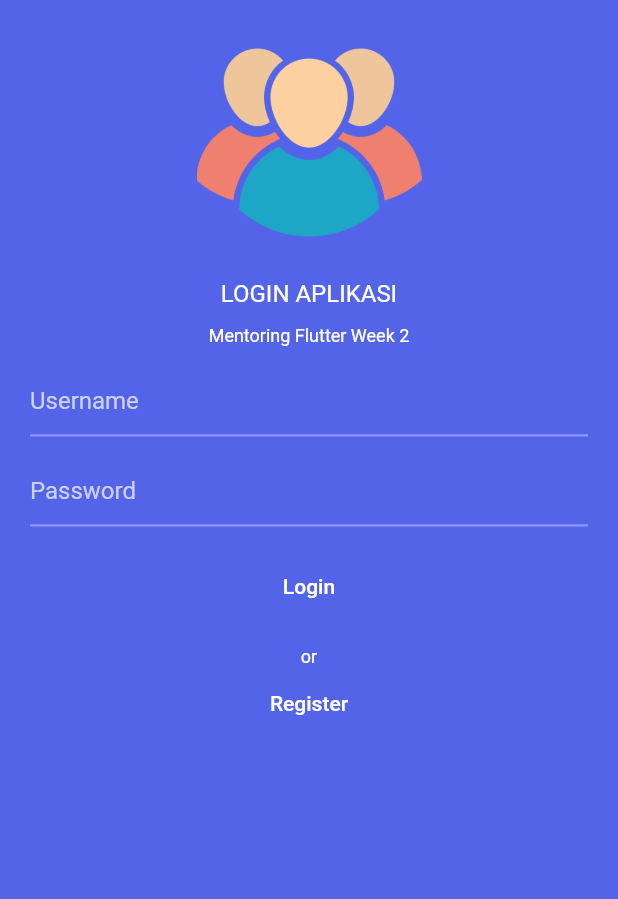
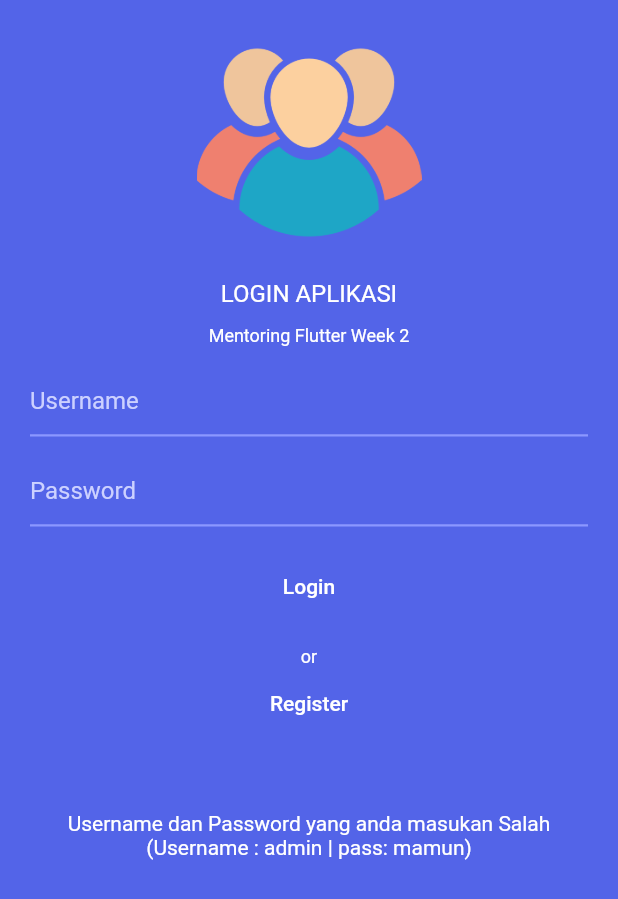
Before and after one commit to mamunisme/login_week2, a Flutter app: the screen it shows after launch, after a tap on "Login", on a phone screen of 412 x 824 dp. Shown: the top 899 px of the screen. Run offline on Flutter 3.47's test engine with Material 2 defaults, Android fonts, the phone set to English and light mode, and no system bars.

Commit message:
Update login_view.dart

```diff
--- a/lib/screens/login_view.dart
+++ b/lib/screens/login_view.dart
@@ -13,7 +13,7 @@ final GlobalKey<ScaffoldState>  _key = GlobalKey<ScaffoldState>();
 TextEditingController usernameController = TextEditingController();
 TextEditingController passwordController = TextEditingController();
 
-String username = "", password = "";
+String username = "", password = "", pesan="";
 String userAsli = "admin", pass = "mamun";
 
   Widget build(BuildContext context) {
@@ -154,6 +154,10 @@ Widget _titleDescription() {
             Navigator.push(
               context, MaterialPageRoute(builder: (context) => Homepage(username,password))
             );
+            } else {
+              setState(() {
+                pesan = "Username dan Password yang anda masukan Salah (Username : admin | pass: mamun)";
+              });
             }
           },
         ),
@@ -180,6 +184,10 @@ Widget _titleDescription() {
         SizedBox(height : 16.0,),
         Text(username),
         Text(password),
+        Text(pesan,
+              textAlign: TextAlign.center,
+              style: TextStyle(color: Colors.white),
+        ),
       ],
     );
   }
```
